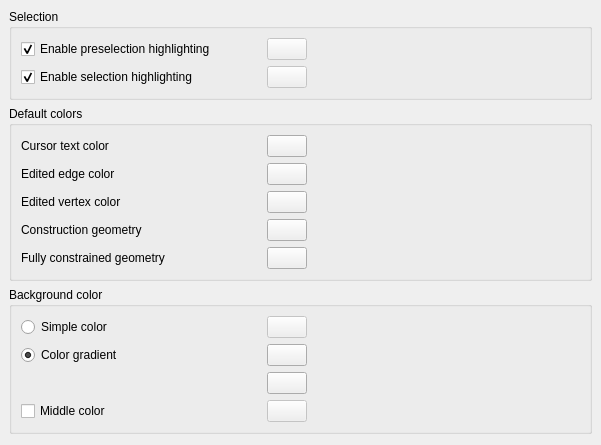
Above: src/Gui/DlgSettingsViewColor.ui from berndhahnebach/All_FreeCAD before the change. Below: the same form after it.
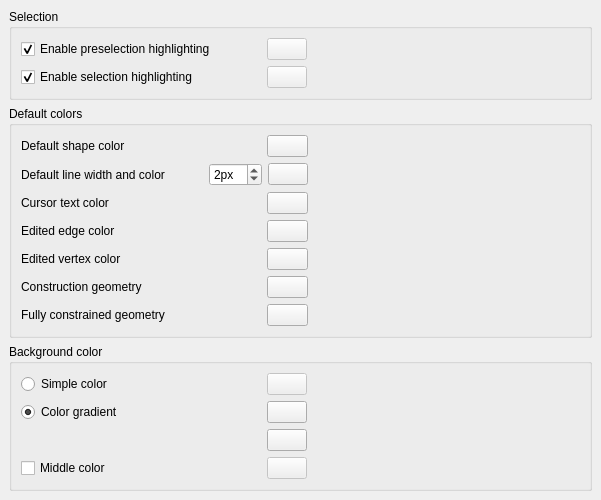
That is the form after the change. Custom widgets are drawn as their Qt base class.

Commit message:
0000630: User-defined defaults for shape colors
The default colors for new geometry (light grey + 2px black line)
are now a user preference (In Display->Colors properties)

The edit to the form file:
```diff
--- a/src/Gui/DlgSettingsViewColor.ui
+++ b/src/Gui/DlgSettingsViewColor.ui
@@ -361,7 +361,20 @@
       <string>Default colors</string>
      </property>
      <layout class="QGridLayout" name="colgridLayout">
-      <item row="0" column="0">
+      <item row="2" column="1">
+       <spacer name="horizontalSpacer">
+        <property name="orientation">
+         <enum>Qt::Horizontal</enum>
+        </property>
+        <property name="sizeHint" stdset="0">
+         <size>
+          <width>40</width>
+          <height>20</height>
+         </size>
+        </property>
+       </spacer>
+      </item>
+      <item row="2" column="0">
        <layout class="QGridLayout" name="_2">
         <property name="margin">
          <number>0</number>
@@ -509,18 +522,98 @@
         </item>
        </layout>
       </item>
-      <item row="0" column="1">
-       <spacer name="horizontalSpacer">
-        <property name="orientation">
-         <enum>Qt::Horizontal</enum>
-        </property>
-        <property name="sizeHint" stdset="0">
-         <size>
-          <width>40</width>
-          <height>20</height>
-         </size>
-        </property>
-       </spacer>
+      <item row="0" column="0">
+       <layout class="QGridLayout" name="_1">
+        <item row="0" column="0">
+         <widget class="QLabel" name="label_6">
+          <property name="minimumSize">
+           <size>
+            <width>240</width>
+            <height>0</height>
+           </size>
+          </property>
+          <property name="text">
+           <string>Default shape color</string>
+          </property>
+         </widget>
+        </item>
+        <item row="0" column="1">
+         <widget class="Gui::PrefColorButton" name="DefaultShapeColor">
+          <property name="toolTip">
+           <string>The default color for new shapes</string>
+          </property>
+          <property name="color">
+           <color>
+            <red>204</red>
+            <green>204</green>
+            <blue>204</blue>
+           </color>
+          </property>
+          <property name="prefEntry" stdset="0">
+           <cstring>DefaultShapeColor</cstring>
+          </property>
+          <property name="prefPath" stdset="0">
+           <cstring>View</cstring>
+          </property>
+         </widget>
+        </item>
+       </layout>
+      </item>
+      <item row="1" column="0">
+       <layout class="QGridLayout" name="_5">
+        <item row="0" column="0">
+         <widget class="QLabel" name="label_7">
+          <property name="minimumSize">
+           <size>
+            <width>182</width>
+            <height>0</height>
+           </size>
+          </property>
+          <property name="text">
+           <string>Default line width and color</string>
+          </property>
+         </widget>
+        </item>
+        <item row="0" column="2">
+         <widget class="Gui::PrefColorButton" name="DefaultShapeLineColor">
+          <property name="toolTip">
+           <string>The default line color for new shapes</string>
+          </property>
+          <property name="color">
+           <color>
+            <red>25</red>
+            <green>25</green>
+            <blue>25</blue>
+           </color>
+          </property>
+          <property name="prefEntry" stdset="0">
+           <cstring>DefaultShapeLineColor</cstring>
+          </property>
+          <property name="prefPath" stdset="0">
+           <cstring>View</cstring>
+          </property>
+         </widget>
+        </item>
+        <item row="0" column="1">
+         <widget class="Gui::PrefSpinBox" name="DefaultShapeLineWidth">
+          <property name="toolTip">
+           <string>The default line thickness for new shapes</string>
+          </property>
+          <property name="suffix">
+           <string>px</string>
+          </property>
+          <property name="value">
+           <number>2</number>
+          </property>
+          <property name="prefEntry" stdset="0">
+           <cstring>DefaultShapeLineWidth</cstring>
+          </property>
+          <property name="prefPath" stdset="0">
+           <cstring>View</cstring>
+          </property>
+         </widget>
+        </item>
+       </layout>
       </item>
      </layout>
     </widget>
@@ -533,6 +626,11 @@
    <extends>QPushButton</extends>
    <header>Gui/Widgets.h</header>
   </customwidget>
+  <customwidget>
+   <class>Gui::PrefSpinBox</class>
+   <extends>QSpinBox</extends>
+   <header>Gui/PrefWidgets.h</header>
+  </customwidget>
   <customwidget>
    <class>Gui::PrefColorButton</class>
    <extends>Gui::ColorButton</extends>
```
The commit also changes 3 other files.
